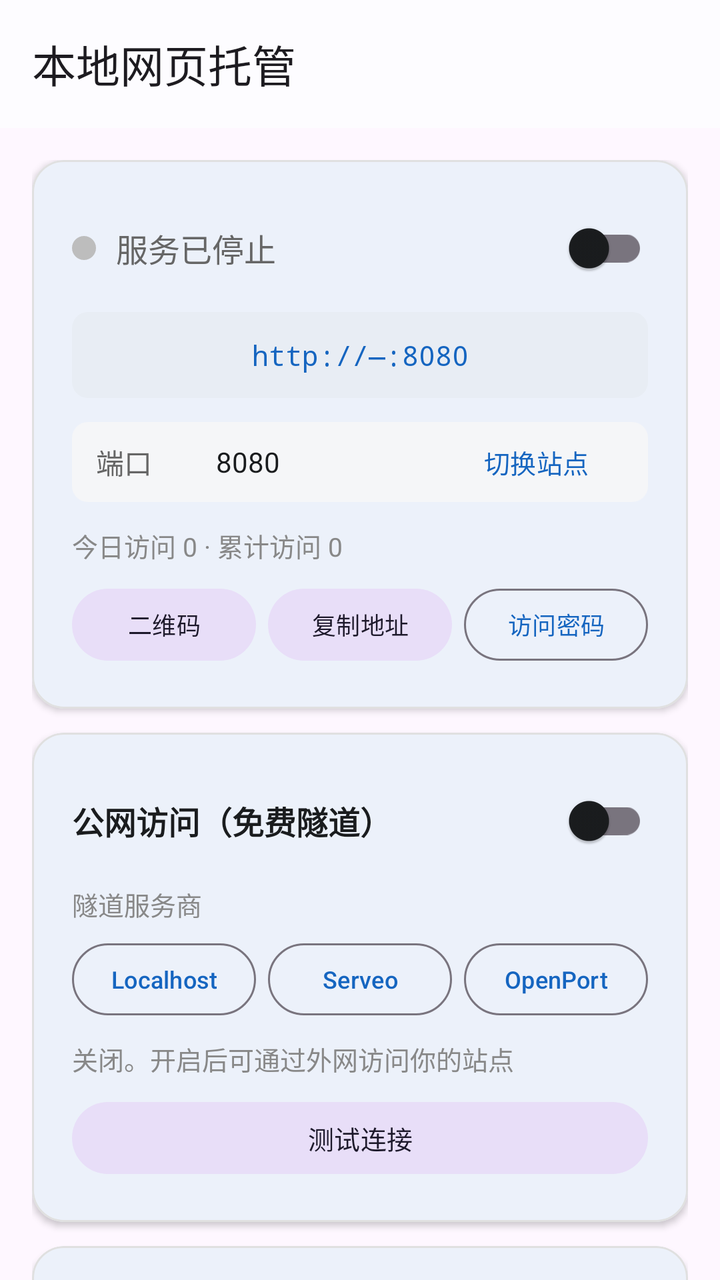
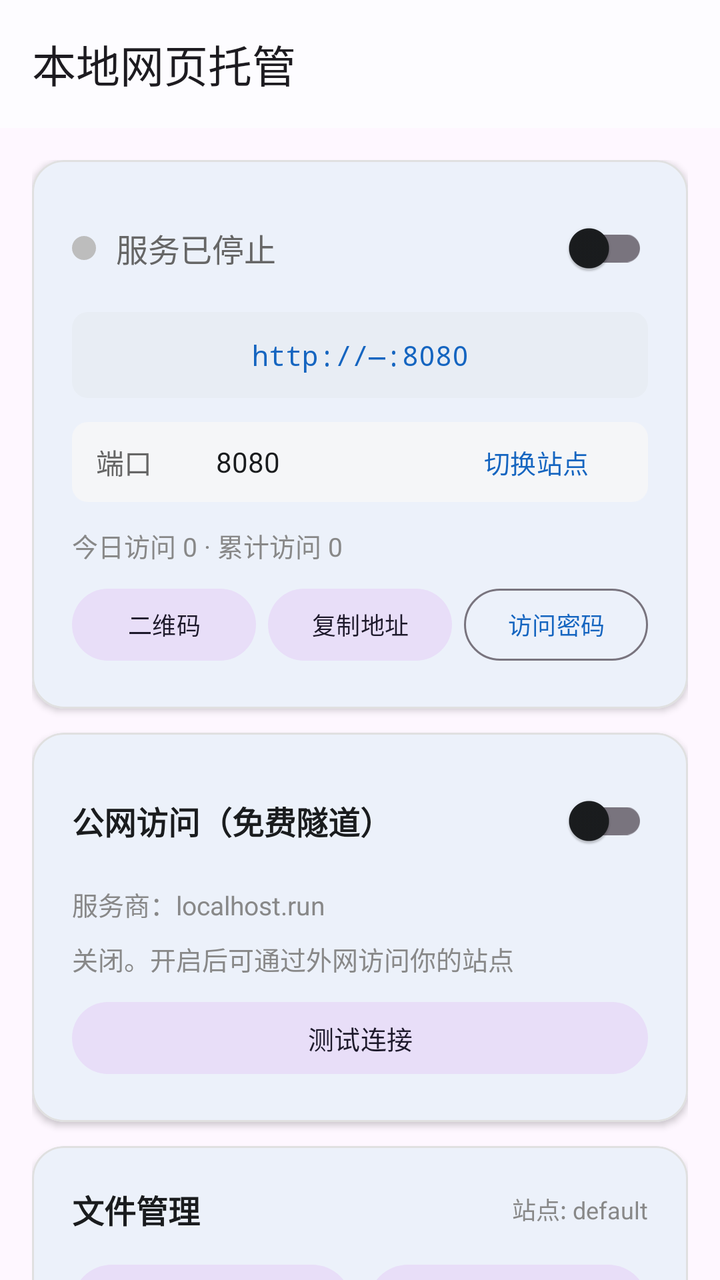

Two renders of the same Android screen: before a commit and after it. Below are the layout's source before the change and the commit's diff.
<!-- AndroidManifest.xml: application theme AppTheme -->
<!-- res/layout/activity_main.xml -->
<?xml version="1.0" encoding="utf-8"?>
<androidx.coordinatorlayout.widget.CoordinatorLayout
    xmlns:android="http://schemas.android.com/apk/res/android"
    xmlns:app="http://schemas.android.com/apk/res-auto"
    android:layout_width="match_parent"
    android:layout_height="match_parent"
    android:fitsSystemWindows="true">

    <com.google.android.material.appbar.AppBarLayout
        android:layout_width="match_parent"
        android:layout_height="wrap_content"
        android:fitsSystemWindows="true">

        <com.google.android.material.appbar.MaterialToolbar
            android:id="@+id/toolbar"
            android:layout_width="match_parent"
            android:layout_height="?attr/actionBarSize"
            app:title="本地网页托管" />

    </com.google.android.material.appbar.AppBarLayout>

    <androidx.core.widget.NestedScrollView
        android:layout_width="match_parent"
        android:layout_height="match_parent"
        app:layout_behavior="@string/appbar_scrolling_view_behavior"
        android:clipToPadding="false"
        android:paddingBottom="24dp">

        <LinearLayout
            android:layout_width="match_parent"
            android:layout_height="wrap_content"
            android:orientation="vertical"
            android:padding="16dp">

            
            <com.google.android.material.card.MaterialCardView
                android:layout_width="match_parent"
                android:layout_height="wrap_content"
                app:cardCornerRadius="16dp"
                app:cardElevation="2dp"
                app:strokeWidth="1dp"
                app:strokeColor="@color/stroke"
                android:layout_marginBottom="12dp">

                <LinearLayout
                    android:layout_width="match_parent"
                    android:layout_height="wrap_content"
                    android:orientation="vertical"
                    android:padding="20dp">

                    <LinearLayout
                        android:layout_width="match_parent"
                        android:layout_height="wrap_content"
                        android:orientation="horizontal"
                        android:gravity="center_vertical">

                        <ImageView
                            android:id="@+id/statusDot"
                            android:layout_width="12dp"
                            android:layout_height="12dp"
                            android:src="@drawable/dot_off"
                            android:contentDescription="服务状态" />

                        <TextView
                            android:id="@+id/status"
                            android:layout_width="0dp"
                            android:layout_height="wrap_content"
                            android:layout_weight="1"
                            android:text="服务已停止"
                            android:textSize="16sp"
                            android:textColor="@color/text_secondary"
                            android:layout_marginStart="10dp" />

                        <com.google.android.material.switchmaterial.SwitchMaterial
                            android:id="@+id/switchServer"
                            android:layout_width="wrap_content"
                            android:layout_height="48dp" />

                    </LinearLayout>

                    <TextView
                        android:id="@+id/address"
                        android:layout_width="match_parent"
                        android:layout_height="wrap_content"
                        android:text="http://—:8080"
                        android:textSize="14sp"
                        android:textColor="@color/accent"
                        android:fontFamily="monospace"
                        android:textIsSelectable="true"
                        android:padding="12dp"
                        android:layout_marginTop="8dp"
                        android:background="@drawable/bg_address"
                        android:gravity="center" />

                    <LinearLayout
                        android:layout_width="match_parent"
                        android:layout_height="wrap_content"
                        android:orientation="horizontal"
                        android:gravity="center_vertical"
                        android:layout_marginTop="12dp"
                        android:background="@drawable/bg_input"
                        android:paddingHorizontal="12dp">

                        <TextView
                            android:layout_width="wrap_content"
                            android:layout_height="wrap_content"
                            android:text="端口"
                            android:textSize="14sp"
                            android:textColor="@color/text_secondary" />

                        <EditText
                            android:id="@+id/port"
                            android:layout_width="80dp"
                            android:layout_height="40dp"
                            android:inputType="number"
                            android:text="8080"
                            android:textSize="14sp"
                            android:textColor="@color/text_primary"
                            android:background="@null"
                            android:gravity="center"
                            android:layout_marginStart="8dp" />

                        <View
                            android:layout_width="0dp"
                            android:layout_height="0dp"
                            android:layout_weight="1" />

                        <com.google.android.material.button.MaterialButton
                            android:id="@+id/btnSites"
                            style="@style/Widget.Material3.Button.TextButton"
                            android:layout_width="wrap_content"
                            android:layout_height="40dp"
                            android:text="切换站点"
                            android:textSize="13sp" />

                    </LinearLayout>

                    
                    <TextView
                        android:id="@+id/statsView"
                        android:layout_width="match_parent"
                        android:layout_height="wrap_content"
                        android:text="今日访问 0 · 累计访问 0"
                        android:textSize="13sp"
                        android:textColor="@color/text_dim"
                        android:layout_marginTop="12dp" />

                    
                    <LinearLayout
                        android:layout_width="match_parent"
                        android:layout_height="wrap_content"
                        android:orientation="horizontal"
                        android:layout_marginTop="8dp">

                        <com.google.android.material.button.MaterialButton
                            android:id="@+id/btnQRCode"
                            style="@style/Widget.Material3.Button.TonalButton"
                            android:layout_width="0dp"
                            android:layout_height="44dp"
                            android:layout_weight="1"
                            android:text="二维码"
                            android:textSize="12sp"
                            android:maxLines="1"
                            android:ellipsize="end"
                            android:paddingHorizontal="2dp" />

                        <com.google.android.material.button.MaterialButton
                            android:id="@+id/btnCopyAddr"
                            style="@style/Widget.Material3.Button.TonalButton"
                            android:layout_width="0dp"
                            android:layout_height="44dp"
                            android:layout_weight="1"
                            android:layout_marginStart="6dp"
                            android:text="复制地址"
                            android:textSize="12sp"
                            android:maxLines="1"
                            android:ellipsize="end"
                            android:paddingHorizontal="2dp" />

                        <com.google.android.material.button.MaterialButton
                            android:id="@+id/btnSetPassword"
                            style="@style/Widget.Material3.Button.OutlinedButton"
                            android:layout_width="0dp"
                            android:layout_height="44dp"
                            android:layout_weight="1"
                            android:layout_marginStart="6dp"
                            android:text="访问密码"
                            android:textSize="12sp"
                            android:maxLines="1"
                            android:ellipsize="end"
                            android:paddingHorizontal="2dp" />

                    </LinearLayout>

                </LinearLayout>

            </com.google.android.material.card.MaterialCardView>

            
            <com.google.android.material.card.MaterialCardView
                android:layout_width="match_parent"
                android:layout_height="wrap_content"
                app:cardCornerRadius="16dp"
                app:cardElevation="2dp"
                app:strokeWidth="1dp"
                app:strokeColor="@color/stroke"
                android:layout_marginBottom="12dp">

                <LinearLayout
                    android:layout_width="match_parent"
                    android:layout_height="wrap_content"
                    android:orientation="vertical"
                    android:padding="20dp">

                    <LinearLayout
                        android:layout_width="match_parent"
                        android:layout_height="wrap_content"
                        android:orientation="horizontal"
                        android:gravity="center_vertical">

                        <TextView
                            android:layout_width="0dp"
                            android:layout_height="wrap_content"
                            android:layout_weight="1"
                            android:text="公网访问（免费隧道）"
                            android:textSize="16sp"
                            android:textStyle="bold"
                            android:textColor="@color/text_primary" />

                        <com.google.android.material.switchmaterial.SwitchMaterial
                            android:id="@+id/switchTunnel"
                            android:layout_width="wrap_content"
                            android:layout_height="48dp" />

                    </LinearLayout>

                    
                    <TextView
                        android:layout_width="match_parent"
                        android:layout_height="wrap_content"
                        android:text="隧道服务商"
                        android:textSize="13sp"
                        android:textColor="@color/text_dim"
                        android:layout_marginTop="8dp" />

                    <LinearLayout
                        android:id="@+id/providerGroup"
                        android:layout_width="match_parent"
                        android:layout_height="wrap_content"
                        android:orientation="horizontal"
                        android:layout_marginTop="6dp">

                        <com.google.android.material.button.MaterialButton
                            android:id="@+id/btnProvider1"
                            style="@style/Widget.Material3.Button.OutlinedButton"
                            android:layout_width="0dp"
                            android:layout_height="44dp"
                            android:layout_weight="1"
                            android:text="Localhost"
                            android:textSize="12sp"
                            android:maxLines="1"
                            android:ellipsize="end"
                            android:paddingHorizontal="2dp" />

                        <com.google.android.material.button.MaterialButton
                            android:id="@+id/btnProvider2"
                            style="@style/Widget.Material3.Button.OutlinedButton"
                            android:layout_width="0dp"
                            android:layout_height="44dp"
                            android:layout_weight="1"
                            android:layout_marginStart="6dp"
                            android:text="Serveo"
                            android:textSize="12sp"
                            android:maxLines="1"
                            android:ellipsize="end"
                            android:paddingHorizontal="2dp" />

                        <com.google.android.material.button.MaterialButton
                            android:id="@+id/btnProvider3"
                            style="@style/Widget.Material3.Button.OutlinedButton"
                            android:layout_width="0dp"
                            android:layout_height="44dp"
                            android:layout_weight="1"
                            android:layout_marginStart="6dp"
                            android:text="OpenPort"
                            android:textSize="12sp"
                            android:maxLines="1"
                            android:ellipsize="end"
                            android:paddingHorizontal="2dp" />

                    </LinearLayout>

                    <TextView
                        android:id="@+id/tunnelStatus"
                        android:layout_width="match_parent"
                        android:layout_height="wrap_content"
                        android:text="关闭。开启后可通过外网访问你的站点"
                        android:textSize="13sp"
                        android:textColor="@color/text_dim"
                        android:layout_marginTop="8dp" />

                    <TextView
                        android:id="@+id/tunnelUrl"
                        android:layout_width="match_parent"
                        android:layout_height="wrap_content"
                        android:text=""
                        android:textSize="14sp"
                        android:textColor="@color/accent"
                        android:fontFamily="monospace"
                        android:textIsSelectable="true"
                        android:padding="10dp"
                        android:layout_marginTop="8dp"
                        android:background="@drawable/bg_address"
                        android:visibility="gone" />

                    <com.google.android.material.button.MaterialButton
                        android:id="@+id/btnTestConnection"
                        style="@style/Widget.Material3.Button.TonalButton"
                        android:layout_width="match_parent"
                        android:layout_height="44dp"
                        android:layout_marginTop="8dp"
                        android:text="测试连接"
                        android:textSize="13sp" />

                </LinearLayout>

            </com.google.android.material.card.MaterialCardView>

            
            <com.google.android.material.card.MaterialCardView
                android:layout_width="match_parent"
                android:layout_height="wrap_content"
                app:cardCornerRadius="16dp"
                app:cardElevation="2dp"
                app:strokeWidth="1dp"
                app:strokeColor="@color/stroke"
                android:layout_marginBottom="12dp">

                <LinearLayout
                    android:layout_width="match_parent"
                    android:layout_height="wrap_content"
                    android:orientation="vertical"
                    android:padding="20dp">

                    <LinearLayout
                        android:layout_width="match_parent"
                        android:layout_height="wrap_content"
                        android:orientation="horizontal"
                        android:gravity="center_vertical">

                        <TextView
                            android:layout_width="0dp"
                            android:layout_height="wrap_content"
                            android:layout_weight="1"
                            android:text="文件管理"
                            android:textSize="16sp"
                            android:textStyle="bold"
                            android:textColor="@color/text_primary" />

                        <TextView
                            android:id="@+id/currentSite"
                            android:layout_width="wrap_content"
                            android:layout_height="wrap_content"
                            android:text="站点: default"
                            android:textSize="12sp"
                            android:textColor="@color/text_dim" />

                    </LinearLayout>

                    <LinearLayout
                        android:layout_width="match_parent"
                        android:layout_height="wrap_content"
                        android:orientation="horizontal"
                        android:layout_marginTop="12dp">

                        <com.google.android.material.button.MaterialButton
                            android:id="@+id/btnUpload"
                            style="@style/Widget.Material3.Button.TonalButton"
                            android:layout_width="0dp"
                            android:layout_height="48dp"
                            android:layout_weight="1"
                            android:text="导入文件"
                            app:icon="@drawable/ic_upload"
                            app:iconGravity="textStart"
                            android:textSize="13sp" />

                        <com.google.android.material.button.MaterialButton
                            android:id="@+id/btnImportFolder"
                            style="@style/Widget.Material3.Button.TonalButton"
                            android:layout_width="0dp"
                            android:layout_height="48dp"
                            android:layout_weight="1"
                            android:layout_marginStart="8dp"
                            android:text="导入文件夹"
                            app:icon="@drawable/ic_folder"
                            app:iconGravity="textStart"
                            android:textSize="13sp" />

                    </LinearLayout>

                    <LinearLayout
                        android:layout_width="match_parent"
                        android:layout_height="wrap_content"
                        android:orientation="horizontal"
                        android:layout_marginTop="8dp">

                        <com.google.android.material.button.MaterialButton
                            android:id="@+id/btnImportZip"
                            style="@style/Widget.Material3.Button.OutlinedButton"
                            android:layout_width="0dp"
                            android:layout_height="48dp"
                            android:layout_weight="1"
                            android:text="导入ZIP"
                            app:icon="@drawable/ic_zip"
                            app:iconGravity="textStart"
                            android:textSize="13sp" />

                        <com.google.android.material.button.MaterialButton
                            android:id="@+id/btnNewSite"
                            style="@style/Widget.Material3.Button.OutlinedButton"
                            android:layout_width="0dp"
                            android:layout_height="48dp"
                            android:layout_weight="1"
                            android:layout_marginStart="8dp"
                            android:text="新建站点"
                            app:icon="@drawable/ic_add"
                            app:iconGravity="textStart"
                            android:textSize="13sp" />

                    </LinearLayout>

                    <TextView
                        android:layout_width="match_parent"
                        android:layout_height="wrap_content"
                        android:text="当前站点文件:"
                        android:textSize="13sp"
                        android:textColor="@color/text_dim"
                        android:layout_marginTop="12dp" />

                    <LinearLayout
                        android:id="@+id/fileList"
                        android:layout_width="match_parent"
                        android:layout_height="wrap_content"
                        android:orientation="vertical"
                        android:layout_marginTop="4dp" />

                </LinearLayout>

            </com.google.android.material.card.MaterialCardView>

            
            <com.google.android.material.card.MaterialCardView
                android:layout_width="match_parent"
                android:layout_height="wrap_content"
                app:cardCornerRadius="16dp"
                app:cardElevation="2dp"
                app:strokeWidth="1dp"
                app:strokeColor="@color/stroke">

                <LinearLayout
                    android:layout_width="match_parent"
                    android:layout_height="wrap_content"
                    android:orientation="vertical"
                    android:padding="20dp">

                    <LinearLayout
                        android:layout_width="match_parent"
                        android:layout_height="wrap_content"
                        android:orientation="horizontal"
                        android:gravity="center_vertical">

                        <TextView
                            android:layout_width="0dp"
                            android:layout_height="wrap_content"
                            android:layout_weight="1"
                            android:text="访问日志"
                            android:textSize="16sp"
                            android:textStyle="bold"
                            android:textColor="@color/text_primary" />

                        <com.google.android.material.button.MaterialButton
                            android:id="@+id/btnClearLog"
                            style="@style/Widget.Material3.Button.TextButton"
                            android:layout_width="48dp"
                            android:layout_height="48dp"
                            android:insetLeft="0dp"
                            android:insetRight="0dp"
                            android:minWidth="0dp"
                            android:text="清空"
                            android:textSize="12sp" />

                    </LinearLayout>

                    <ScrollView
                        android:layout_width="match_parent"
                        android:layout_height="250dp"
                        android:layout_marginTop="8dp"
                        android:background="@color/bg_log"
                        android:padding="4dp">

                        <TextView
                            android:id="@+id/log"
                            android:layout_width="match_parent"
                            android:layout_height="wrap_content"
                            android:padding="10dp"
                            android:textSize="12sp"
                            android:textColor="@color/log_text"
                            android:fontFamily="monospace"
                            android:textIsSelectable="true"
                            android:text="等待启动..." />

                    </ScrollView>

                </LinearLayout>

            </com.google.android.material.card.MaterialCardView>

        </LinearLayout>

    </androidx.core.widget.NestedScrollView>

</androidx.coordinatorlayout.widget.CoordinatorLayout>
<!-- resources referenced by this layout -->
<resources>
  <color name="accent">#1565C0</color>
  <color name="bg_log">#F7F8FA</color>
  <color name="log_text">#444444</color>
  <color name="stroke">#E0E0E0</color>
  <color name="text_dim">#888888</color>
  <color name="text_primary">#1A1C1E</color>
  <color name="text_secondary">#666666</color>
  <!-- drawable bg_address (drawable) -->
  <shape android:shape="rectangle" xmlns:android="http://schemas.android.com/apk/res/android">
      <solid android:color="@color/bg_address" />
      <corners android:radius="8dp" />
  </shape>
  <!-- drawable bg_input (drawable) -->
  <shape android:shape="rectangle" xmlns:android="http://schemas.android.com/apk/res/android">
      <solid android:color="@color/bg_input" />
      <corners android:radius="8dp" />
  </shape>
  <!-- drawable dot_off (drawable) -->
  <vector android:width="12dp" android:height="12dp" android:viewportWidth="12" android:viewportHeight="12"
      xmlns:android="http://schemas.android.com/apk/res/android">
      <path android:fillColor="@color/bg_dot_off" android:pathData="M6,0 C9.31,0 12,2.69 12,6 C12,9.31 9.31,12 6,12 C2.69,12 0,9.31 0,6 C0,2.69 2.69,0 6,0 Z" />
  </vector>
  <!-- drawable ic_add (drawable) -->
  <vector android:width="24dp" android:height="24dp" android:viewportWidth="24" android:viewportHeight="24"
      xmlns:android="http://schemas.android.com/apk/res/android">
      <path android:fillColor="#1565C0" android:pathData="M19,13h-6v6h-2v-6H5v-2h6V5h2v6h6v2z" />
  </vector>
  <!-- drawable ic_folder (drawable) -->
  <vector android:width="24dp" android:height="24dp" android:viewportWidth="24" android:viewportHeight="24"
      xmlns:android="http://schemas.android.com/apk/res/android">
      <path android:fillColor="#1565C0" android:pathData="M10,4H4c-1.1,0 -2,0.9 -2,2v12c0,1.1 0.9,2 2,2h16c1.1,0 2,-0.9 2,-2V8c0,-1.1 -0.9,-2 -2,-2h-8l-2,-2z" />
  </vector>
  <!-- drawable ic_upload (drawable) -->
  <vector android:width="24dp" android:height="24dp" android:viewportWidth="24" android:viewportHeight="24"
      xmlns:android="http://schemas.android.com/apk/res/android">
      <path android:fillColor="#1565C0" android:pathData="M9,16h6v-6h4l-7,-7 -7,7h4zM5,18h14v2H5z" />
  </vector>
  <!-- drawable ic_zip (drawable) -->
  <vector android:width="24dp" android:height="24dp" android:viewportWidth="24" android:viewportHeight="24"
      xmlns:android="http://schemas.android.com/apk/res/android">
      <path android:fillColor="#1565C0" android:pathData="M20,6h-8l-2,-2H4c-1.1,0 -1.99,0.9 -1.99,2L2,18c0,1.1 0.9,2 2,2h16c1.1,0 2,-0.9 2,-2V8c0,-1.1 -0.9,-2 -2,-2zM18,12h-2v2h-2v-2h-2v-2h2V8h2v2h2v2z" />
      <path android:fillColor="#FFFFFF" android:pathData="M18,12h-2v2h-2v-2h-2v-2h2V8h2v2h2v2z" />
  </vector>
  <style name="AppTheme" parent="Theme.Material3.DayNight.NoActionBar">
          <item name="colorPrimary">#1565C0</item>
          <item name="colorOnPrimary">#FFFFFF</item>
          <item name="colorPrimaryContainer">#D1E4FF</item>
          <item name="colorOnPrimaryContainer">#001D36</item>
          <item name="colorSecondary">#535F70</item>
          <item name="colorOnSecondary">#FFFFFF</item>
          <item name="colorSurface">#FDFCFF</item>
          <item name="colorOnSurface">#1A1C1E</item>
          <item name="android:statusBarColor">#1565C0</item>
          <item name="android:navigationBarColor">#FDFCFF</item>
          <item name="android:windowLightStatusBar">false</item>
          <item name="android:forceDarkAllowed">false</item>
      </style>
  <color name="bg_address">#E8EDF4</color>
  <color name="bg_input">#F5F6F8</color>
  <color name="bg_dot_off">#BDBDBD</color>
</resources>

<!-- the commit's change to res/layout/activity_main.xml (unified diff, before → after) -->
@@ -238,57 +238,10 @@
                     <TextView
                         android:layout_width="match_parent"
                         android:layout_height="wrap_content"
-                        android:text="隧道服务商"
+                        android:text="服务商：localhost.run"
                         android:textSize="13sp"
                         android:textColor="@color/text_dim"
                         android:layout_marginTop="8dp" />
-
-                    <LinearLayout
-                        android:id="@+id/providerGroup"
-                        android:layout_width="match_parent"
-                        android:layout_height="wrap_content"
-                        android:orientation="horizontal"
-                        android:layout_marginTop="6dp">
-
-                        <com.google.android.material.button.MaterialButton
-                            android:id="@+id/btnProvider1"
-                            style="@style/Widget.Material3.Button.OutlinedButton"
-                            android:layout_width="0dp"
-                            android:layout_height="44dp"
-                            android:layout_weight="1"
-                            android:text="Localhost"
-                            android:textSize="12sp"
-                            android:maxLines="1"
-                            android:ellipsize="end"
-                            android:paddingHorizontal="2dp" />
-
-                        <com.google.android.material.button.MaterialButton
-                            android:id="@+id/btnProvider2"
-                            style="@style/Widget.Material3.Button.OutlinedButton"
-                            android:layout_width="0dp"
-                            android:layout_height="44dp"
-                            android:layout_weight="1"
-                            android:layout_marginStart="6dp"
-                            android:text="Serveo"
-                            android:textSize="12sp"
-                            android:maxLines="1"
-                            android:ellipsize="end"
-                            android:paddingHorizontal="2dp" />
-
-                        <com.google.android.material.button.MaterialButton
-                            android:id="@+id/btnProvider3"
-                            style="@style/Widget.Material3.Button.OutlinedButton"
-                            android:layout_width="0dp"
-                            android:layout_height="44dp"
-                            android:layout_weight="1"
-                            android:layout_marginStart="6dp"
-                            android:text="OpenPort"
-                            android:textSize="12sp"
-                            android:maxLines="1"
-                            android:ellipsize="end"
-                            android:paddingHorizontal="2dp" />
-
-                    </LinearLayout>
 
                     <TextView
                         android:id="@+id/tunnelStatus"
